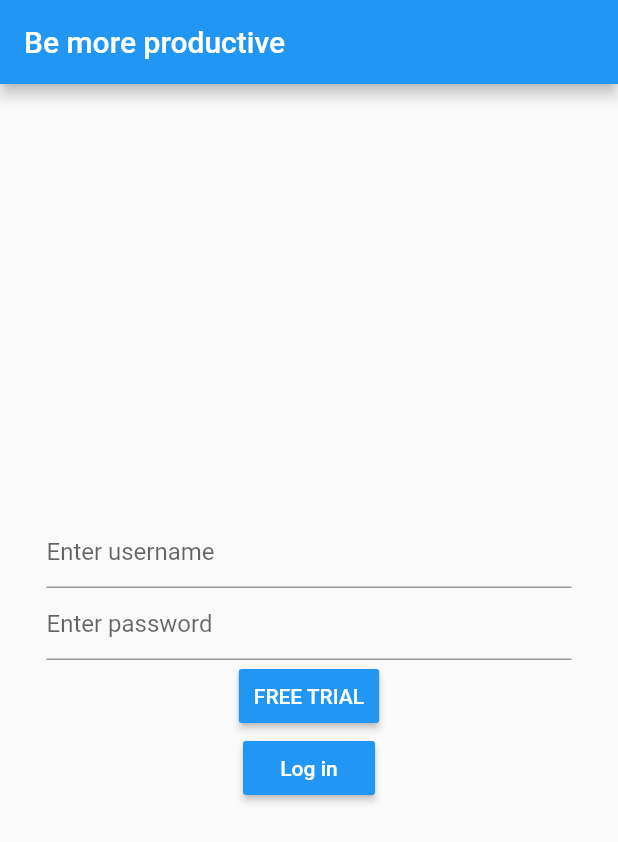
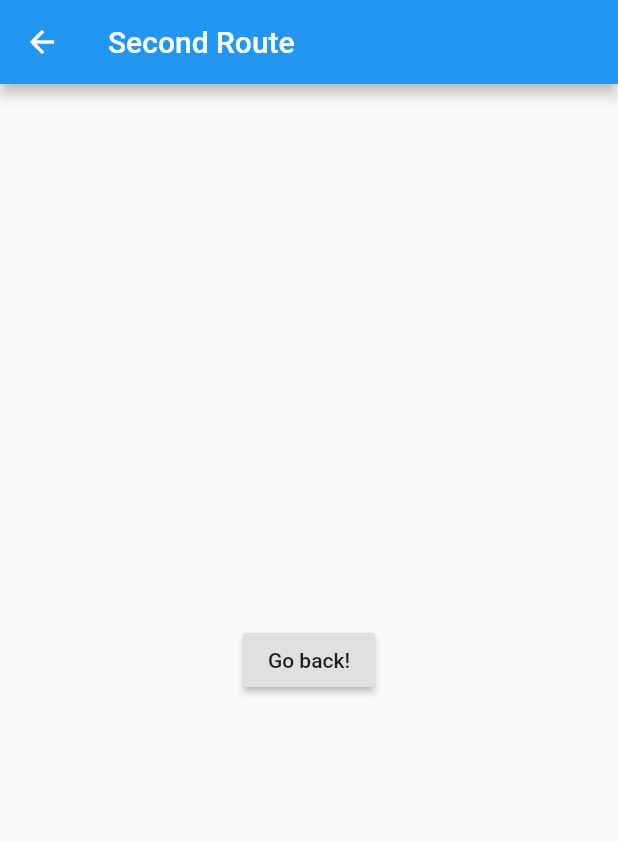
Before and after one commit to AlexandraDamaschin/BeProductive, a Flutter app: the screen it shows after launch, after a tap on "FREE TRIAL", on a phone screen of 412 x 824 dp. Shown: the top 842 px of the screen. Run offline on Flutter 3.47's test engine with Material 2 defaults, Android fonts, the phone set to English and light mode, and no system bars.

Commit message:
Navigate to second screen

```diff
--- a/lib/main.dart
+++ b/lib/main.dart
@@ -60,13 +60,23 @@ class _MyHomePageState extends State<MyHomePage> {
               )),
           RaisedButton(
               child: Text("FREE TRIAL"),
-              onPressed: navigateToNextPage,
+              onPressed: () {
+                Navigator.push(
+                  context,
+                  MaterialPageRoute(builder: (context) => SecondRoute()),
+                );
+              },
               color: Colors.blue,
               textColor: Colors.white,
               padding: EdgeInsets.fromLTRB(10, 10, 10, 10)),
           RaisedButton(
               child: Text("Log in"),
-              onPressed: navigateToNextPage,
+              onPressed: () {
+                Navigator.push(
+                  context,
+                  MaterialPageRoute(builder: (context) => SecondRoute()),
+                );
+              },
               color: Colors.blue,
               textColor: Colors.white,
               padding: EdgeInsets.fromLTRB(10, 10, 10, 10))
@@ -74,6 +84,23 @@ class _MyHomePageState extends State<MyHomePage> {
       )),
     );
   }
+}
 
-  navigateToNextPage() {}
+class SecondRoute extends StatelessWidget {
+  @override
+  Widget build(BuildContext context) {
+    return Scaffold(
+      appBar: AppBar(
+        title: Text("Second Route"),
+      ),
+      body: Center(
+        child: RaisedButton(
+          onPressed: () {
+            Navigator.pop(context);
+          },
+          child: Text('Go back!'),
+        ),
+      ),
+    );
+  }
 }
```
